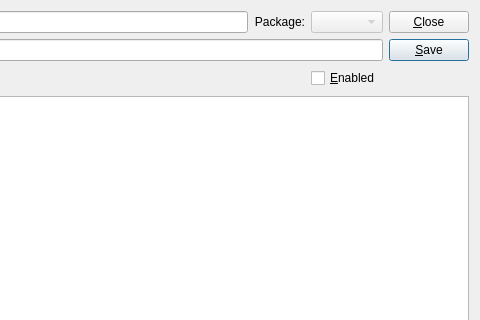
First picture: the form in xtuple/trunk/guiclient/scriptEditor.ui, repository WooodHead/xtuple, before the edit; both pictures show x 192 to 672 and y 0 to 320 of the 672 by 594 pixel window.
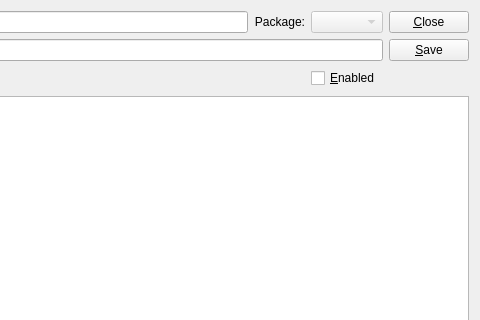
Second picture: the form after the edit. Custom widgets are drawn as their Qt base class.

Commit message: issue #9693: Remove button default on a couple screens that is not applicable because they are not dialog windows.

```diff
--- a/xtuple/trunk/guiclient/scriptEditor.ui
+++ b/xtuple/trunk/guiclient/scriptEditor.ui
@@ -77,9 +77,6 @@
        <property name="text">
         <string>&amp;Save</string>
        </property>
-       <property name="default">
-        <bool>true</bool>
-       </property>
       </widget>
      </item>
      <item>
```
Left out of the diff: 1 changed line with no effect on the pictures. The commit also changes 1 other file.
